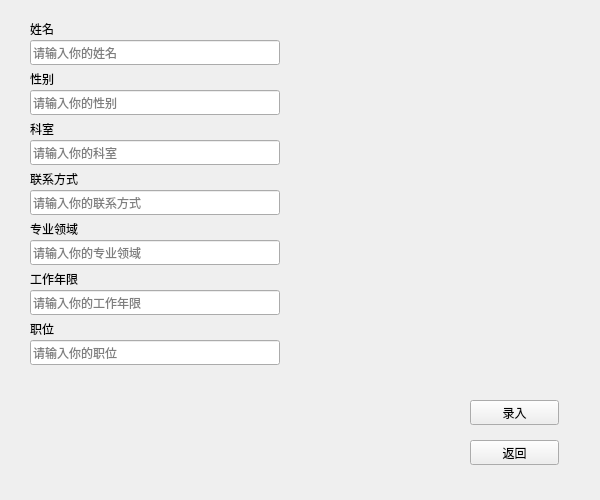
KeviaWang/work, file demo1/doc_edit.ui: the form before one commit.
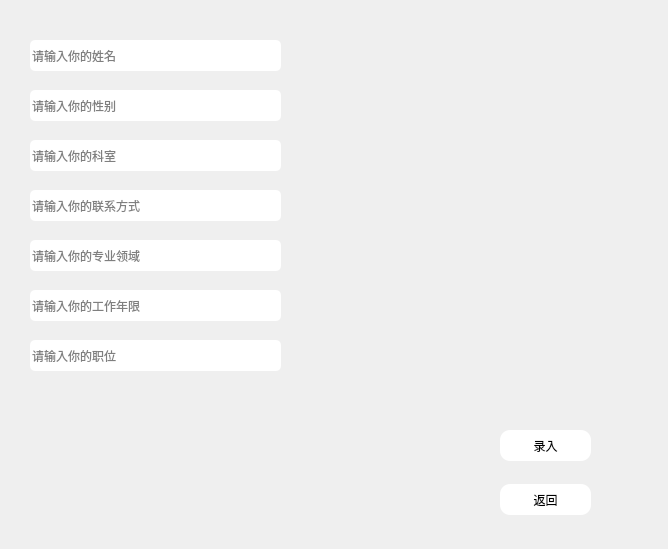
The form after the commit. Icons and pictures are not drawn.

```diff
--- a/demo1/doc_edit.ui
+++ b/demo1/doc_edit.ui
@@ -6,22 +6,30 @@
    <rect>
     <x>0</x>
     <y>0</y>
-    <width>600</width>
-    <height>500</height>
+    <width>668</width>
+    <height>549</height>
    </rect>
   </property>
   <property name="windowTitle">
    <string>Form</string>
   </property>
+  <property name="styleSheet">
+   <string notr="true">#doc_edit{border-image: url(:/picture/蓝色渐变.jpg);}</string>
+  </property>
   <widget class="QPushButton" name="pushButton">
    <property name="geometry">
     <rect>
-     <x>470</x>
-     <y>440</y>
-     <width>89</width>
-     <height>25</height>
+     <x>500</x>
+     <y>484</y>
+     <width>91</width>
+     <height>31</height>
     </rect>
    </property>
+   <property name="styleSheet">
+    <string notr="true">#pushButton{border-radius:10px;}
+#pushButton{background-color: rgb(255, 255, 255);}
+</string>
+   </property>
    <property name="text">
     <string>返回</string>
    </property>
@@ -31,10 +39,15 @@
     <rect>
      <x>30</x>
      <y>40</y>
-     <width>250</width>
-     <height>25</height>
+     <width>251</width>
+     <height>31</height>
     </rect>
    </property>
+   <property name="styleSheet">
+    <string notr="true">#nameEdit{border-radius:5px;}
+#nameEdit{background-color: rgb(255, 255, 255);}
+</string>
+   </property>
    <property name="placeholderText">
     <string>请输入你的姓名</string>
    </property>
@@ -44,10 +57,15 @@
     <rect>
      <x>30</x>
      <y>90</y>
-     <width>250</width>
-     <height>25</height>
+     <width>251</width>
+     <height>31</height>
     </rect>
    </property>
+   <property name="styleSheet">
+    <string notr="true">#genderEdit{border-radius:5px;}
+#genderEdit{background-color: rgb(255, 255, 255);}
+</string>
+   </property>
    <property name="placeholderText">
     <string>请输入你的性别</string>
    </property>
@@ -57,10 +75,15 @@
     <rect>
      <x>30</x>
      <y>140</y>
-     <width>250</width>
-     <height>25</height>
+     <width>251</width>
+     <height>31</height>
     </rect>
    </property>
+   <property name="styleSheet">
+    <string notr="true">#roomEdit{border-radius:5px;}
+#roomEdit{background-color: rgb(255, 255, 255);}
+</string>
+   </property>
    <property name="placeholderText">
     <string>请输入你的科室</string>
    </property>
@@ -70,10 +93,15 @@
     <rect>
      <x>30</x>
      <y>190</y>
-     <width>250</width>
-     <height>25</height>
+     <width>251</width>
+     <height>31</height>
     </rect>
    </property>
+   <property name="styleSheet">
+    <string notr="true">#contactEdit{border-radius:5px;}
+#contactEdit{background-color: rgb(255, 255, 255);}
+</string>
+   </property>
    <property name="placeholderText">
     <string>请输入你的联系方式</string>
    </property>
@@ -83,10 +111,15 @@
     <rect>
      <x>30</x>
      <y>240</y>
-     <width>250</width>
-     <height>25</height>
+     <width>251</width>
+     <height>31</height>
     </rect>
    </property>
+   <property name="styleSheet">
+    <string notr="true">#majorEdit{border-radius:5px;}
+#majorEdit{background-color: rgb(255, 255, 255);}
+</string>
+   </property>
    <property name="placeholderText">
     <string>请输入你的专业领域</string>
    </property>
@@ -96,10 +129,15 @@
     <rect>
      <x>30</x>
      <y>290</y>
-     <width>250</width>
-     <height>25</height>
+     <width>251</width>
+     <height>31</height>
     </rect>
    </property>
+   <property name="styleSheet">
+    <string notr="true">#yearEdit{border-radius:5px;}
+#yearEdit{background-color: rgb(255, 255, 255);}
+</string>
+   </property>
    <property name="placeholderText">
     <string>请输入你的工作年限</string>
    </property>
@@ -109,10 +147,15 @@
     <rect>
      <x>30</x>
      <y>340</y>
-     <width>250</width>
-     <height>25</height>
+     <width>251</width>
+     <height>31</height>
     </rect>
    </property>
+   <property name="styleSheet">
+    <string notr="true">#positionEdit{border-radius:5px;}
+#positionEdit{background-color: rgb(255, 255, 255);}
+</string>
+   </property>
    <property name="placeholderText">
     <string>请输入你的职位</string>
    </property>
@@ -120,107 +163,21 @@
   <widget class="QPushButton" name="pushButton_2">
    <property name="geometry">
     <rect>
-     <x>470</x>
-     <y>400</y>
-     <width>89</width>
-     <height>25</height>
+     <x>500</x>
+     <y>430</y>
+     <width>91</width>
+     <height>31</height>
     </rect>
    </property>
+   <property name="styleSheet">
+    <string notr="true">#pushButton_2{border-radius:10px;}
+#pushButton_2{background-color: rgb(255, 255, 255);}
+</string>
+   </property>
    <property name="text">
     <string>录入</string>
    </property>
   </widget>
-  <widget class="QLabel" name="label">
-   <property name="geometry">
-    <rect>
-     <x>30</x>
-     <y>170</y>
-     <width>67</width>
-     <height>17</height>
-    </rect>
-   </property>
-   <property name="text">
-    <string>联系方式</string>
-   </property>
-  </widget>
-  <widget class="QLabel" name="label_2">
-   <property name="geometry">
-    <rect>
-     <x>30</x>
-     <y>120</y>
-     <width>67</width>
-     <height>17</height>
-    </rect>
-   </property>
-   <property name="text">
-    <string>科室</string>
-   </property>
-  </widget>
-  <widget class="QLabel" name="label_3">
-   <property name="geometry">
-    <rect>
-     <x>30</x>
-     <y>70</y>
-     <width>67</width>
-     <height>17</height>
-    </rect>
-   </property>
-   <property name="text">
-    <string>性别</string>
-   </property>
-  </widget>
-  <widget class="QLabel" name="label_4">
-   <property name="geometry">
-    <rect>
-     <x>30</x>
-     <y>20</y>
-     <width>67</width>
-     <height>17</height>
-    </rect>
-   </property>
-   <property name="text">
-    <string>姓名</string>
-   </property>
-  </widget>
-  <widget class="QLabel" name="label_5">
-   <property name="geometry">
-    <rect>
-     <x>30</x>
-     <y>220</y>
-     <width>67</width>
-     <height>17</height>
-    </rect>
-   </property>
-   <property name="text">
-    <string>专业领域</string>
-   </property>
-  </widget>
-  <widget class="QLabel" name="label_6">
-   <property name="geometry">
-    <rect>
-     <x>30</x>
-     <y>270</y>
-     <width>67</width>
-     <height>17</height>
-    </rect>
-   </property>
-   <property name="text">
-    <string>工作年限</string>
-   </property>
-  </widget>
-  <widget class="QLabel" name="label_7">
-   <property name="geometry">
-    <rect>
-     <x>30</x>
-     <y>320</y>
-     <width>67</width>
-     <height>17</height>
-    </rect>
-   </property>
-   <property name="text">
-    <string>职位</string>
-   </property>
-  </widget>
  </widget>
  <resources/>
  <connections/>
```
Left out of the diff: 19 changed lines with no effect on the pictures.
